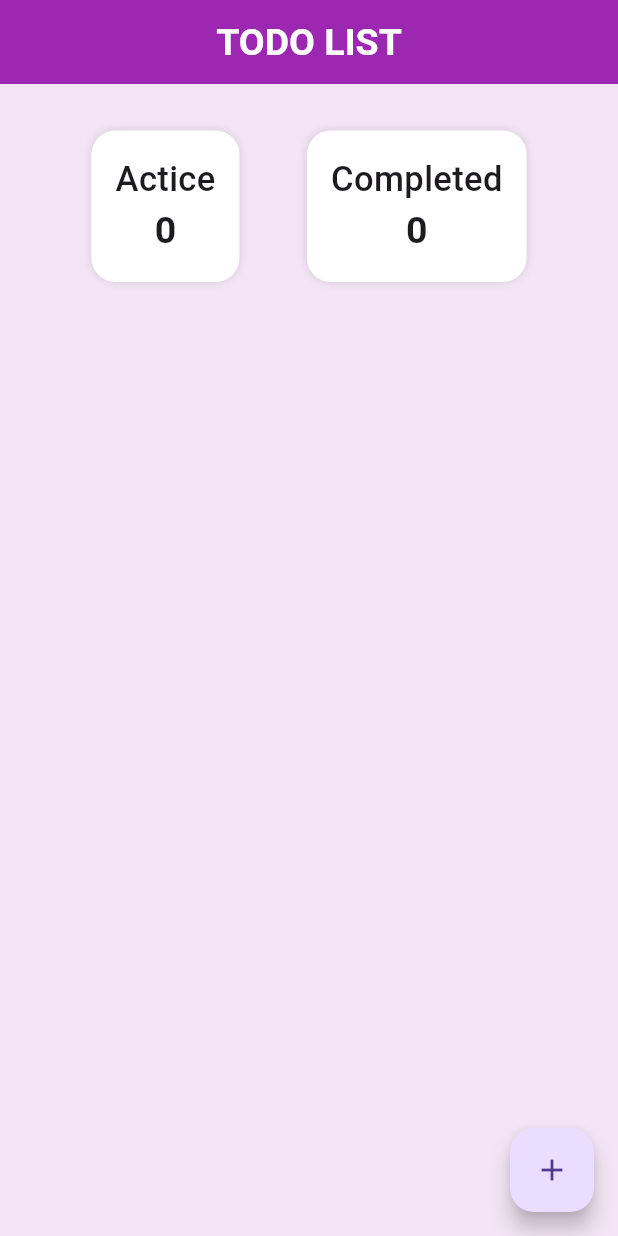
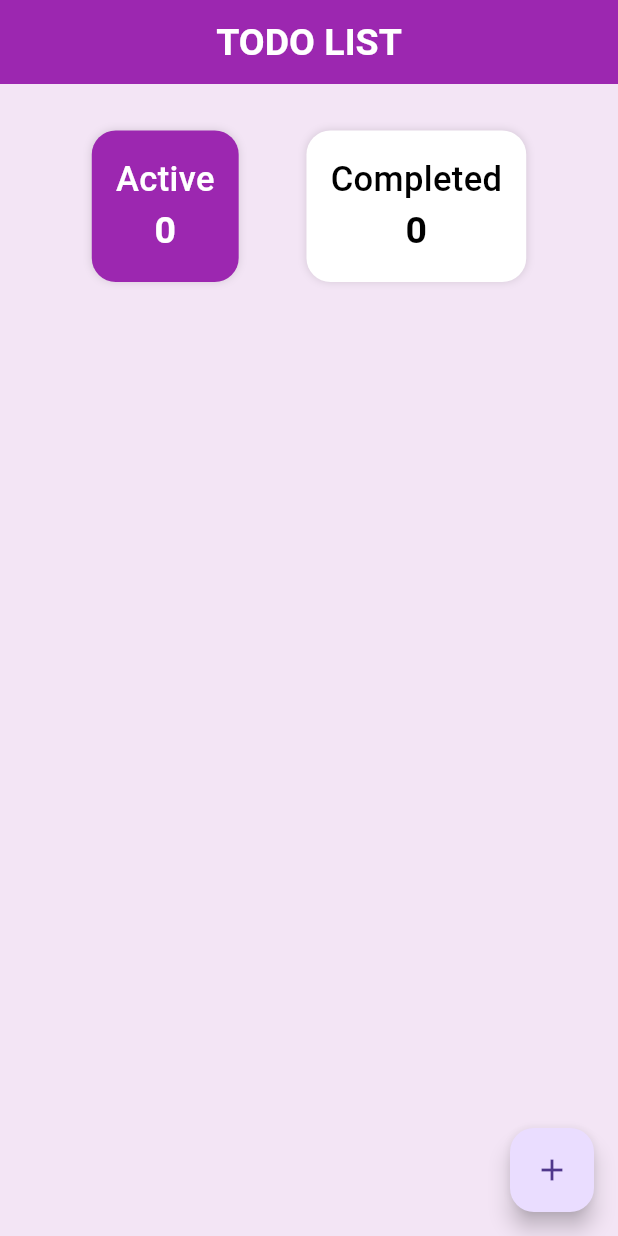
Before and after one commit to santorasu/functionality_of_todo, a Flutter app: the screen it shows after launch, on a phone screen of 412 x 824 dp. Run offline on Flutter 3.47's test engine with Material 3 defaults, Android fonts, the phone set to English and light mode, and no system bars.

Commit message:
update filteredTasks

```diff
--- a/lib/widget/module_12_class_2.dart
+++ b/lib/widget/module_12_class_2.dart
@@ -18,10 +18,11 @@ class _HomePageState extends State<HomePage> {
     showDialog(
       context: context,
       builder: (context) => AlertDialog(
-              title: Text(index != null ?'Edit Task':"Add Task"),
+        title: Text(index != null ? 'Edit Task' : "Add Task"),
         content: TextField(
           controller: taskController,
           decoration: const InputDecoration(
+            border: OutlineInputBorder(),
             hintText: 'Enter Task',
           ),
         ),
@@ -30,24 +31,28 @@ class _HomePageState extends State<HomePage> {
             onPressed: () {
               Navigator.pop(context);
             },
-                    child: const Text("Cancel")),
+            child: const Text("Cancel"),
+          ),
           ElevatedButton(
             style: ElevatedButton.styleFrom(
               shape: const StadiumBorder(),
               backgroundColor: Colors.purple,
-                        foregroundColor: Colors.white),
+              foregroundColor: Colors.white,
+            ),
             onPressed: () {
-                      if(taskController.text.trim().isNotEmpty){
-                        if (index == null){
+              if (taskController.text.trim().isNotEmpty) {
+                if (index == null) {
                   _addTask(taskController.text);
-                        }else{
+                } else {
                   _editTask(index, taskController.text);
                 }
               }
             },
-                    child: const Text("Save"))
+            child: const Text("Save"),
+          ),
         ],
-            ));
+      ),
+    );
   }
 
   void _addTask(String task) {
@@ -69,18 +74,21 @@ class _HomePageState extends State<HomePage> {
     });
   }
 
-  void _editTask(int index,String updateTask){
+  void _editTask(int index, String updateTask) {
     setState(() {
       tasks[index]['task'] = updateTask;
     });
     Navigator.pop(context);
   }
 
-  int get activeCount => tasks.where((task)=> !task['completed']).length;
-  int get completedCount => tasks.where((task)=> task['completed']).length;
+  int get activeCount => tasks.where((task) => !task['completed']).length;
+  int get completedCount => tasks.where((task) => task['completed']).length;
 
   @override
   Widget build(BuildContext context) {
+    List<Map<String, dynamic>> filteredTasks =
+    tasks.where((task) => task['completed'] == !showActiveTask).toList();
+
     return Scaffold(
       backgroundColor: Colors.purple.shade50,
       appBar: AppBar(
@@ -88,58 +96,84 @@ class _HomePageState extends State<HomePage> {
       ),
       body: Column(
         children: [
-          const SizedBox(
-            height: 15,
-          ),
+          const SizedBox(height: 15),
           Padding(
             padding: const EdgeInsets.all(16.0),
             child: Row(
               mainAxisAlignment: MainAxisAlignment.spaceEvenly,
               children: [
-                Container(
+                InkWell(
+                  onTap: () {
+                    setState(() {
+                      showActiveTask = true;
+                    });
+                  },
+                  child: Container(
                     decoration: BoxDecoration(
-                      color: Colors.white,
+                      color: showActiveTask ? Colors.purple : Colors.white,
                       borderRadius: BorderRadius.circular(16),
                       boxShadow: const [
                         BoxShadow(color: Colors.black12, blurRadius: 4)
-                      ]),
+                      ],
+                    ),
                     padding: const EdgeInsets.all(16),
                     child: Column(
                       children: [
-                      const Text(
-                        "Actice",
+                        Text(
+                          "Active",
                           style: TextStyle(
-                            fontSize: 23, fontWeight: FontWeight.w500),
+                            fontSize: 23,
+                            fontWeight: FontWeight.w500,
+                            color: showActiveTask ? Colors.white : Colors.black,
+                          ),
                         ),
                         Text(
                           activeCount.toString(),
-                        style: const TextStyle(
-                            fontSize: 25, fontWeight: FontWeight.bold),
+                          style: TextStyle(
+                            fontSize: 25,
+                            fontWeight: FontWeight.bold,
+                            color: showActiveTask ? Colors.white : Colors.black,
+                          ),
                         ),
                       ],
                     ),
                   ),
-                Container(
+                ),
+                InkWell(
+                  onTap: () {
+                    setState(() {
+                      showActiveTask = false;
+                    });
+                  },
+                  child: Container(
                     decoration: BoxDecoration(
-                      color: Colors.white,
+                      color: !showActiveTask ? Colors.purple : Colors.white,
                       borderRadius: BorderRadius.circular(16),
                       boxShadow: const [
                         BoxShadow(color: Colors.black12, blurRadius: 4)
-                      ]),
+                      ],
+                    ),
                     padding: const EdgeInsets.all(16),
                     child: Column(
                       children: [
-                      const Text(
+                        Text(
                           "Completed",
                           style: TextStyle(
-                            fontSize: 23, fontWeight: FontWeight.w500),
+                            fontSize: 23,
+                            fontWeight: FontWeight.w500,
+                            color: !showActiveTask ? Colors.white : Colors.black,
+                          ),
                         ),
                         Text(
                           completedCount.toString(),
-                        style: const TextStyle(
-                            fontSize: 25, fontWeight: FontWeight.bold),
+                          style: TextStyle(
+                            fontSize: 25,
+                            fontWeight: FontWeight.bold,
+                            color: !showActiveTask ? Colors.white : Colors.black,
+                          ),
                         ),
                       ],
+                    ),
                   ),
                 ),
               ],
@@ -147,8 +181,9 @@ class _HomePageState extends State<HomePage> {
           ),
           Expanded(
             child: ListView.builder(
-                itemCount: tasks.length,
+              itemCount: filteredTasks.length,
               itemBuilder: (context, index) {
+                int originalIndex = tasks.indexOf(filteredTasks[index]);
                 return Dismissible(
                   key: UniqueKey(),
                   background: Container(
@@ -171,27 +206,36 @@ class _HomePageState extends State<HomePage> {
                   ),
                   onDismissed: (direction) {
                     if (direction == DismissDirection.startToEnd) {
-                        _toggleTask(index);
+                      _toggleTask(originalIndex);
                     } else {
-                        _deleteTask(index);
+                      _deleteTask(originalIndex);
                     }
                   },
                   child: Card(
                     child: ListTile(
                       title: Text(
-                          tasks[index]['task'],
+                        filteredTasks[index]['task'],
                         style: TextStyle(
                           fontSize: 16,
-                          decoration: tasks[index]['completed']? TextDecoration.lineThrough : null,),
+                          decoration: filteredTasks[index]['completed']
+                              ? TextDecoration.lineThrough
+                              : null,
+                        ),
                       ),
                       leading: Checkbox(
                         shape: const CircleBorder(),
-                            value: tasks[index]['completed'], onChanged:(value) => _toggleTask(index)),
-                        trailing: IconButton(onPressed: ()=> _showTaskDialog(index: index), icon: const Icon(Icons.edit)),
+                        value: filteredTasks[index]['completed'],
+                        onChanged: (value) => _toggleTask(originalIndex),
+                      ),
+                      trailing: IconButton(
+                        onPressed: () => _showTaskDialog(index: originalIndex),
+                        icon: const Icon(Icons.edit),
+                      ),
                     ),
                   ),
                 );
-                }),
+              },
+            ),
           )
         ],
       ),
```
Lines whose indentation alone changed are shown as unchanged.
